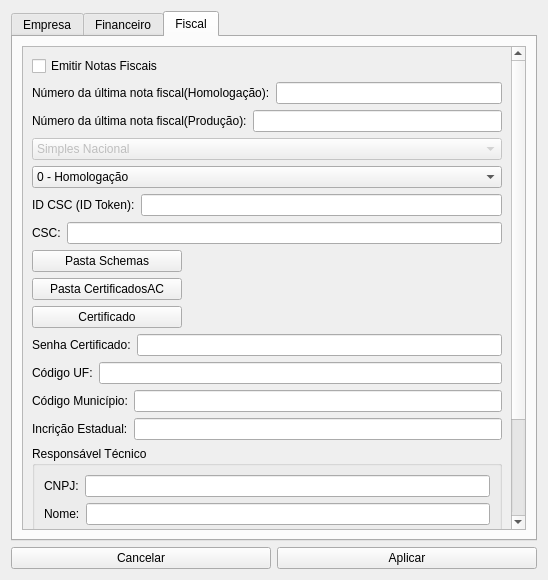
First picture: the form in configuracao.ui, repository GabR36/QEstoqueLoja, before the edit.
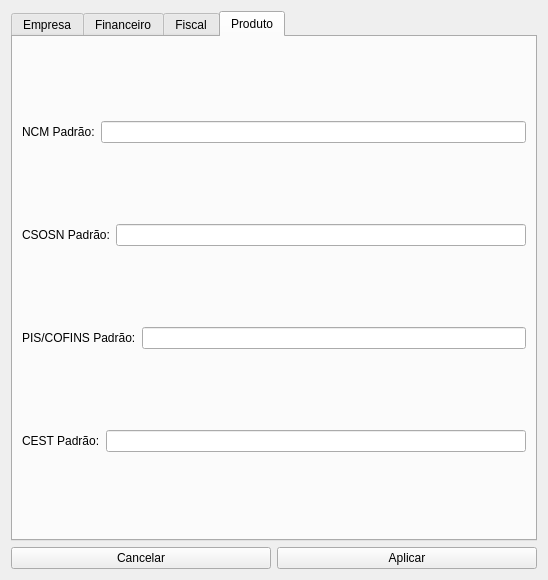
Second picture: the form after the edit.

Commit message: campos csosn e pis em produtos

```diff
--- a/configuracao.ui
+++ b/configuracao.ui
@@ -20,7 +20,7 @@
    <item>
     <widget class="QTabWidget" name="tabWidget">
      <property name="currentIndex">
-      <number>2</number>
+      <number>3</number>
      </property>
      <widget class="QWidget" name="tab">
       <attribute name="title">
@@ -657,6 +657,69 @@
        </item>
       </layout>
      </widget>
+     <widget class="QWidget" name="tab_4">
+      <attribute name="title">
+       <string>Produto</string>
+      </attribute>
+      <layout class="QVBoxLayout" name="verticalLayout_7">
+       <item>
+        <layout class="QHBoxLayout" name="horizontalLayout_35">
+         <item>
+          <widget class="QLabel" name="label_29">
+           <property name="text">
+            <string>NCM Padrão:</string>
+           </property>
+          </widget>
+         </item>
+         <item>
+          <widget class="QLineEdit" name="Ledit_NCMProd"/>
+         </item>
+        </layout>
+       </item>
+       <item>
+        <layout class="QHBoxLayout" name="horizontalLayout_36">
+         <item>
+          <widget class="QLabel" name="label_30">
+           <property name="text">
+            <string>CSOSN Padrão:</string>
+           </property>
+          </widget>
+         </item>
+         <item>
+          <widget class="QLineEdit" name="Ledit_CSOSNProd"/>
+         </item>
+        </layout>
+       </item>
+       <item>
+        <layout class="QHBoxLayout" name="horizontalLayout_37">
+         <item>
+          <widget class="QLabel" name="label_31">
+           <property name="text">
+            <string>PIS/COFINS Padrão:</string>
+           </property>
+          </widget>
+         </item>
+         <item>
+          <widget class="QLineEdit" name="Ledit_PISProd"/>
+         </item>
+        </layout>
+       </item>
+       <item>
+        <layout class="QHBoxLayout" name="horizontalLayout_38">
+         <item>
+          <widget class="QLabel" name="label_32">
+           <property name="text">
+            <string>CEST Padrão:</string>
+           </property>
+          </widget>
+         </item>
+         <item>
+          <widget class="QLineEdit" name="LEdit_CESTProd"/>
+         </item>
+        </layout>
+       </item>
+      </layout>
+     </widget>
     </widget>
    </item>
    <item>
```
The commit also changes 14 other files.
